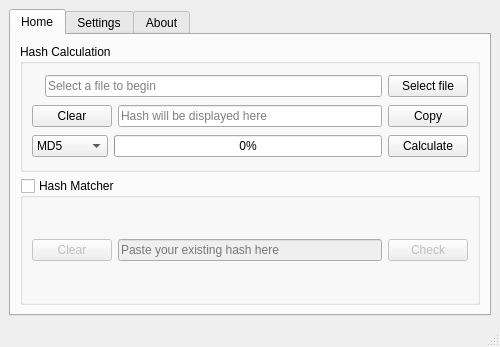
Rizwan-Hasan/Free-Hash-Checker, file ui/mainwindow.ui: the form before one commit.
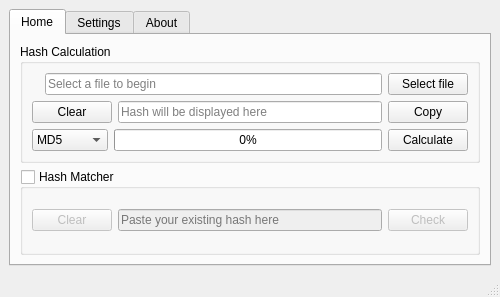
The form after the commit. Icons and pictures are not drawn.

```diff
--- a/ui/mainwindow.ui
+++ b/ui/mainwindow.ui
@@ -13,7 +13,7 @@
     <x>0</x>
     <y>0</y>
     <width>500</width>
-    <height>347</height>
+    <height>297</height>
    </rect>
   </property>
   <property name="sizePolicy">
@@ -24,7 +24,7 @@
   </property>
   <property name="minimumSize">
    <size>
-    <width>450</width>
+    <width>500</width>
     <height>297</height>
    </size>
   </property>
```
